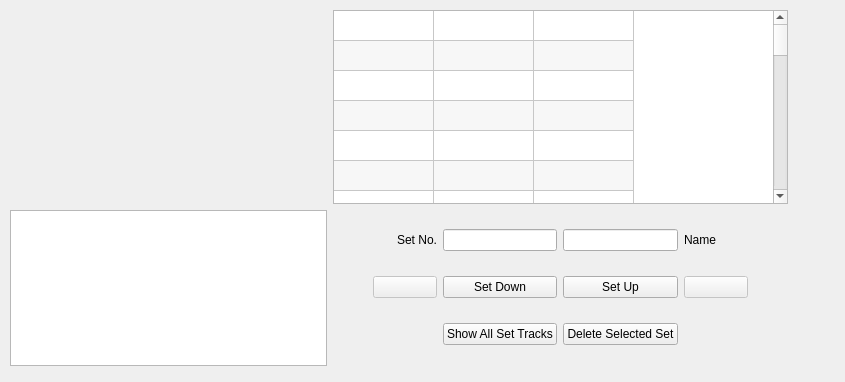
Old version of the form seq_qt5/forms/qsetmaster.ui in the repository ahlstromcj/seq66.
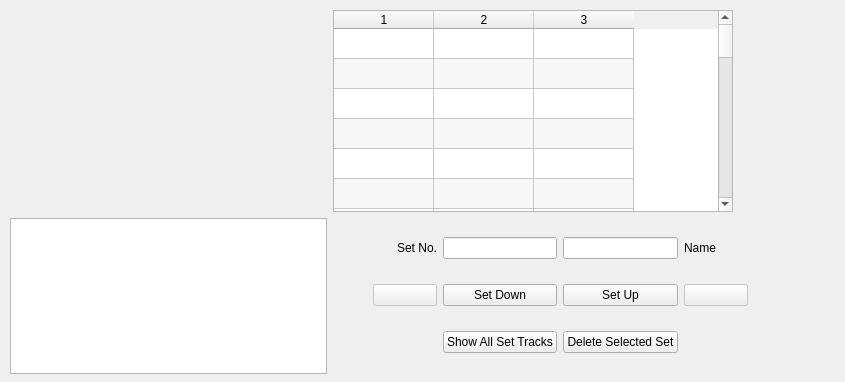
New version of the form.

```diff
--- a/seq_qt5/forms/qsetmaster.ui
+++ b/seq_qt5/forms/qsetmaster.ui
@@ -31,7 +31,7 @@
      <x>10</x>
      <y>10</y>
      <width>778</width>
-     <height>356</height>
+     <height>364</height>
     </rect>
    </property>
    <layout class="QGridLayout" name="gridLayout_2">
@@ -40,14 +40,20 @@
     </item>
     <item row="0" column="1">
      <widget class="QTableWidget" name="m_set_table">
+      <property name="enabled">
+       <bool>true</bool>
+      </property>
       <property name="minimumSize">
        <size>
         <width>400</width>
-        <height>0</height>
+        <height>200</height>
        </size>
       </property>
-      <property name="editTriggers">
-       <set>QAbstractItemView::NoEditTriggers</set>
+      <property name="maximumSize">
+       <size>
+        <width>400</width>
+        <height>340</height>
+       </size>
       </property>
       <property name="alternatingRowColors">
        <bool>true</bool>
@@ -59,7 +65,7 @@
        <number>3</number>
       </property>
       <attribute name="horizontalHeaderVisible">
-       <bool>false</bool>
+       <bool>true</bool>
       </attribute>
       <attribute name="verticalHeaderVisible">
        <bool>false</bool>
```
